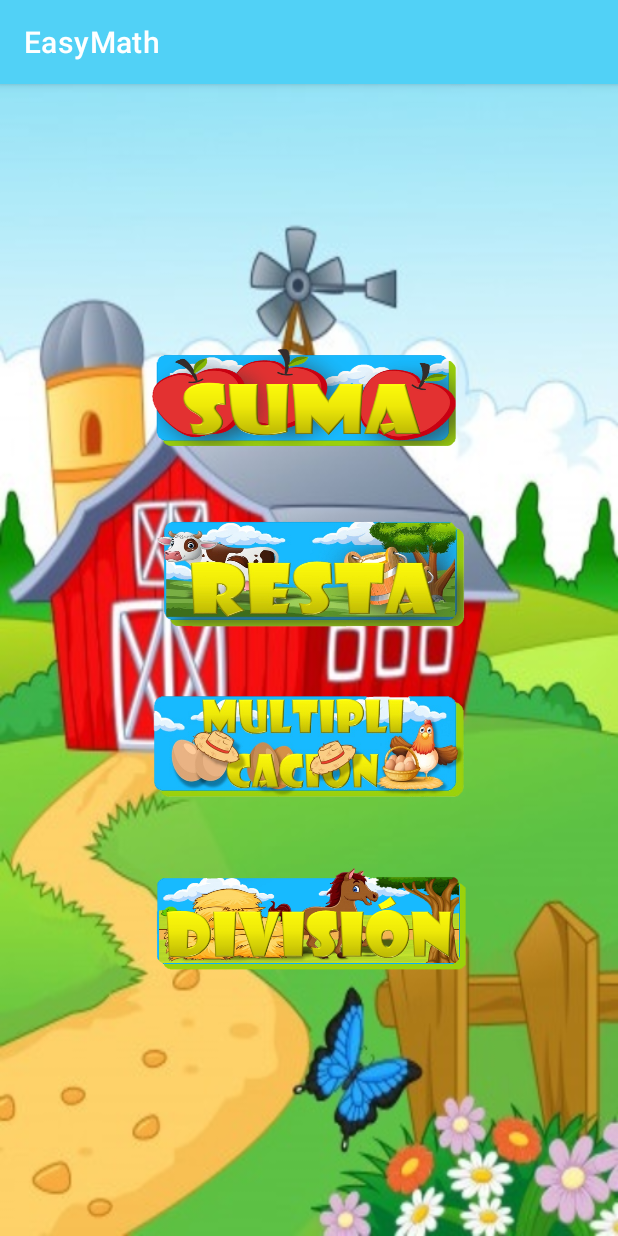
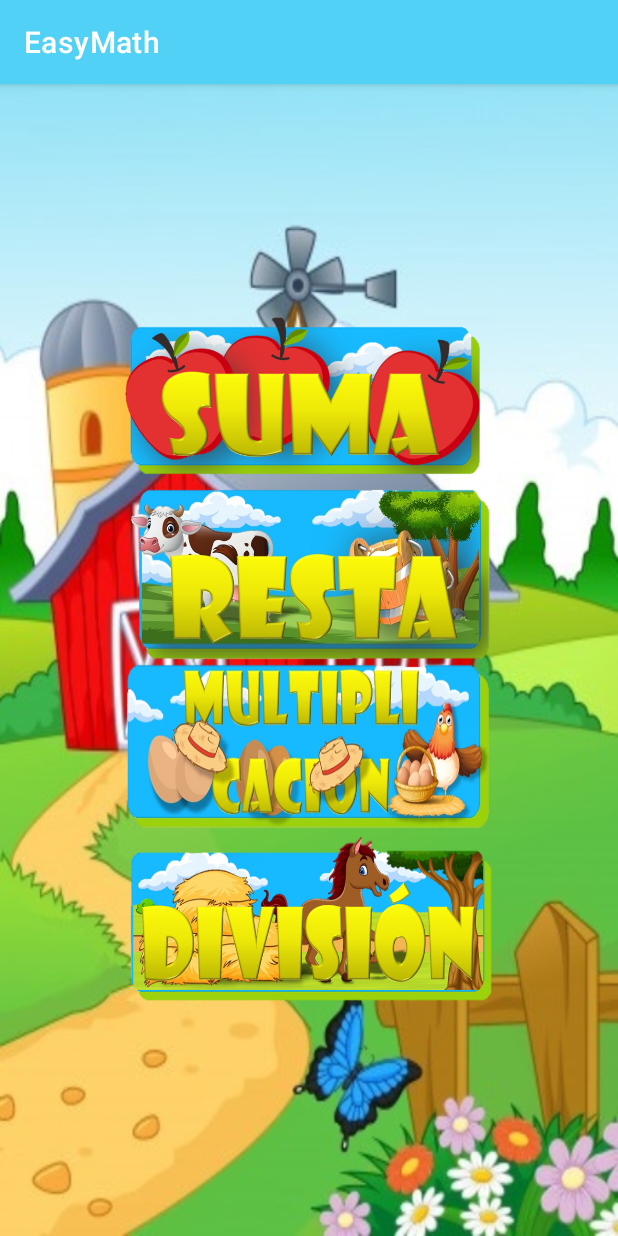
Before and after one commit to JessicaSantiagoQuijano/EasyMath, an Android app: the screen it shows after launch (MainActivity), on a phone screen of 412 x 824 dp. Run offline under Robolectric (Android 15) with nearby library versions, the phone set to English and light mode, and no system bars.

Commit message:
Nuevos cambios, botones

```diff
--- a/app/src/main/java/mx/edu/unpa/JSQ_SQO/MainActivity.java
+++ b/app/src/main/java/mx/edu/unpa/JSQ_SQO/MainActivity.java
@@ -12,7 +12,6 @@ import android.widget.Toast;
 import java.util.Random;
 
 public class MainActivity extends AppCompatActivity {
-    private TextView tv;
 
     @Override
     protected void onCreate(Bundle savedInstanceState) {
@@ -24,9 +23,8 @@ public class MainActivity extends AppCompatActivity {
     }
 
     public void onClick(View v){
-        tv = (TextView) findViewById(v.getId());
         CustomAnimation customAnimation = CustomAnimation.getThis();
-        customAnimation.startAnimation(getApplicationContext(), CustomAnimation.AnimationType.ZoomIn, tv);
+        customAnimation.startAnimation(getApplicationContext(), CustomAnimation.AnimationType.ZoomIn, v);
         customAnimation.endAnimation(MainActivity.this, SecondActivity2.class, v);
     }
 
--- a/app/src/main/res/layout/activity_main.xml
+++ b/app/src/main/res/layout/activity_main.xml
@@ -17,46 +17,46 @@
 
     <TextView
         android:id="@+id/btnSuma"
-        android:layout_width="211dp"
-        android:layout_height="71dp"
+        android:layout_width="0dp"
+        android:layout_height="0dp"
         android:background="@drawable/btn_manzana"
         android:onClick="onClick"
         app:layout_constraintBottom_toTopOf="@+id/guideline3"
-        app:layout_constraintEnd_toEndOf="parent"
-        app:layout_constraintStart_toStartOf="parent"
+        app:layout_constraintEnd_toStartOf="@+id/guideline8"
+        app:layout_constraintStart_toStartOf="@+id/guideline7"
         app:layout_constraintTop_toTopOf="@+id/guideline2" />
 
     <TextView
         android:id="@+id/btnResta"
-        android:layout_width="211dp"
-        android:layout_height="71dp"
+        android:layout_width="0dp"
+        android:layout_height="0dp"
         android:background="@drawable/btn_balde"
         android:onClick="onClick"
         app:layout_constraintBottom_toTopOf="@+id/guideline5"
-        app:layout_constraintEnd_toEndOf="parent"
-        app:layout_constraintStart_toStartOf="parent"
+        app:layout_constraintEnd_toStartOf="@+id/guideline8"
+        app:layout_constraintStart_toStartOf="@+id/guideline7"
         app:layout_constraintTop_toTopOf="@+id/guideline3" />
 
     <TextView
         android:id="@+id/btnMult"
-        android:layout_width="211dp"
-        android:layout_height="71dp"
+        android:layout_width="0dp"
+        android:layout_height="0dp"
         android:background="@drawable/btn_huevos"
         android:onClick="onClick"
         app:layout_constraintBottom_toTopOf="@+id/guideline4"
-        app:layout_constraintEnd_toEndOf="parent"
-        app:layout_constraintStart_toStartOf="parent"
+        app:layout_constraintEnd_toStartOf="@+id/guideline8"
+        app:layout_constraintStart_toStartOf="@+id/guideline7"
         app:layout_constraintTop_toTopOf="@+id/guideline5" />
 
     <TextView
         android:id="@+id/btnDiv"
-        android:layout_width="211dp"
-        android:layout_height="71dp"
+        android:layout_width="0dp"
+        android:layout_height="0dp"
         android:background="@drawable/btn_caballo"
         android:onClick="onClick"
         app:layout_constraintBottom_toTopOf="@+id/guideline6"
-        app:layout_constraintEnd_toEndOf="parent"
-        app:layout_constraintStart_toStartOf="parent"
+        app:layout_constraintEnd_toStartOf="@+id/guideline8"
+        app:layout_constraintStart_toStartOf="@+id/guideline7"
         app:layout_constraintTop_toTopOf="@+id/guideline4" />
 
     <androidx.constraintlayout.widget.Guideline
@@ -87,4 +87,18 @@
         android:orientation="horizontal"
         app:layout_constraintGuide_percent="0.5" />
 
+    <androidx.constraintlayout.widget.Guideline
+        android:id="@+id/guideline7"
+        android:layout_width="wrap_content"
+        android:layout_height="wrap_content"
+        android:orientation="vertical"
+        app:layout_constraintGuide_percent="0.20" />
+
+    <androidx.constraintlayout.widget.Guideline
+        android:id="@+id/guideline8"
+        android:layout_width="wrap_content"
+        android:layout_height="wrap_content"
+        android:orientation="vertical"
+        app:layout_constraintGuide_percent="0.8" />
+
 </androidx.constraintlayout.widget.ConstraintLayout>
--- a/app/src/main/res/layout/activity_second2.xml
+++ b/app/src/main/res/layout/activity_second2.xml
@@ -2,6 +2,7 @@
 <androidx.constraintlayout.widget.ConstraintLayout xmlns:android="http://schemas.android.com/apk/res/android"
     xmlns:app="http://schemas.android.com/apk/res-auto"
     xmlns:tools="http://schemas.android.com/tools"
+    android:id="@+id/cl"
     android:layout_width="match_parent"
     android:layout_height="match_parent"
     android:background="@drawable/fondo3"
@@ -35,6 +36,7 @@
         android:layout_width="wrap_content"
         android:layout_height="wrap_content"
         android:layout_marginBottom="92dp"
+        android:onClick="onClick"
         android:text="Random"
         android:textSize="24sp"
         app:layout_constraintBottom_toBottomOf="parent"
@@ -43,13 +45,13 @@
         app:layout_constraintStart_toStartOf="parent" />
 
     <TextView
-        android:id="@+id/textView"
+        android:id="@+id/txtOp"
         android:layout_width="wrap_content"
         android:layout_height="wrap_content"
         android:layout_marginTop="236dp"
         android:text="+"
         android:textColor="#FFFF00"
-        android:textSize="36sp"
+        android:textSize="60sp"
         android:textStyle="bold"
         app:layout_constraintEnd_toEndOf="@+id/imgRandom2"
         app:layout_constraintHorizontal_bias="0.522"
```
Also changed, not shown: app/src/main/java/mx/edu/unpa/JSQ_SQO/SecondActivity2.java (+44 -16 lines).
